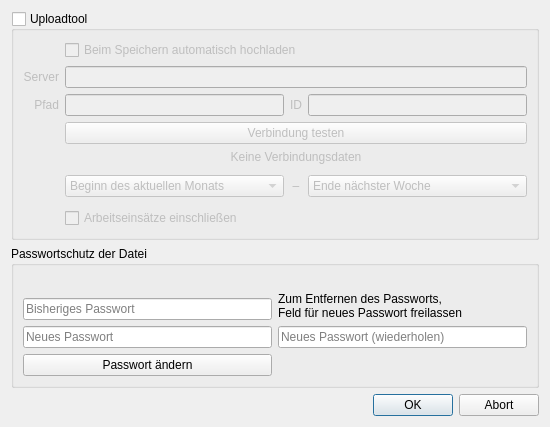
This is Programm/epl_gui/filesettingsdialog.ui in philjosch/Einsatzplaner as Qt 5 draws it before an edit. The edited form follows.
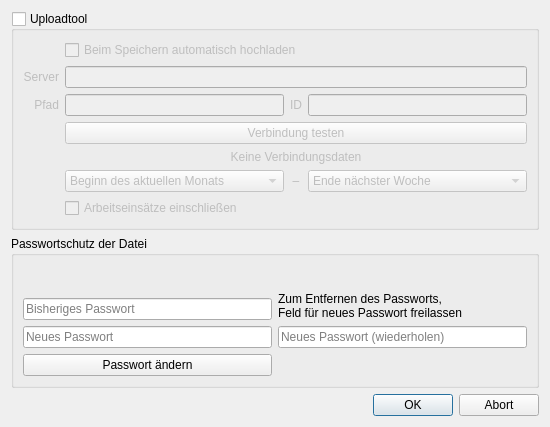
This is the edited form.

Commit message: Nachtrag zu Datei-Eigenschaften

The edit to the form file:
```diff
--- a/Programm/epl_gui/filesettingsdialog.ui
+++ b/Programm/epl_gui/filesettingsdialog.ui
@@ -183,12 +183,6 @@
       </item>
       <item row="5" column="2">
        <widget class="QLabel" name="label_6">
-        <property name="minimumSize">
-         <size>
-          <width>0</width>
-          <height>32</height>
-         </size>
-        </property>
         <property name="text">
          <string>–</string>
         </property>
```
